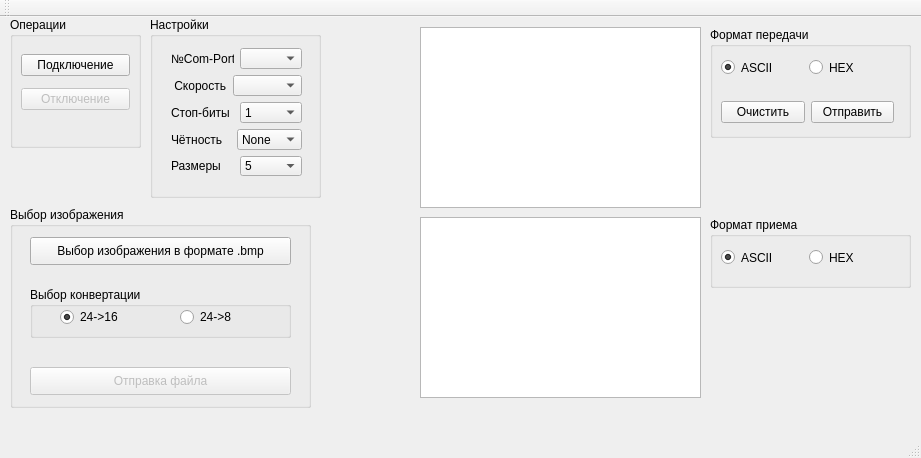
The window that mainwindow.ui (irendoro/practice) describes before a commit, drawn with Qt 5.
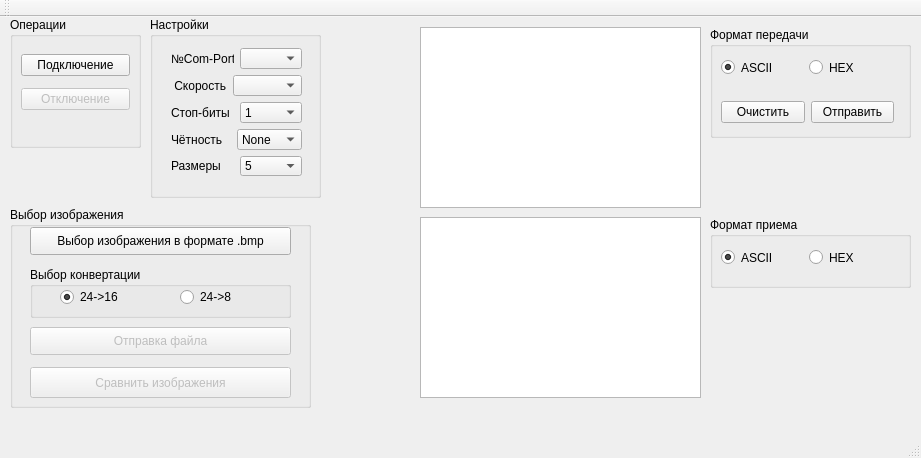
The same window after the commit.

Patch:
```diff
--- a/mainwindow.ui
+++ b/mainwindow.ui
@@ -360,7 +360,7 @@
      <property name="geometry">
       <rect>
        <x>20</x>
-       <y>30</y>
+       <y>20</y>
        <width>261</width>
        <height>28</height>
       </rect>
@@ -376,7 +376,7 @@
      <property name="geometry">
       <rect>
        <x>20</x>
-       <y>160</y>
+       <y>120</y>
        <width>261</width>
        <height>28</height>
       </rect>
@@ -392,7 +392,7 @@
      <property name="geometry">
       <rect>
        <x>20</x>
-       <y>80</y>
+       <y>60</y>
        <width>261</width>
        <height>51</height>
       </rect>
@@ -430,6 +430,22 @@
       </property>
      </widget>
     </widget>
+    <widget class="QPushButton" name="compare">
+     <property name="enabled">
+      <bool>false</bool>
+     </property>
+     <property name="geometry">
+      <rect>
+       <x>20</x>
+       <y>160</y>
+       <width>261</width>
+       <height>31</height>
+      </rect>
+     </property>
+     <property name="text">
+      <string>Сравнить изображения</string>
+     </property>
+    </widget>
    </widget>
   </widget>
   <widget class="QMenuBar" name="menuBar">
```
